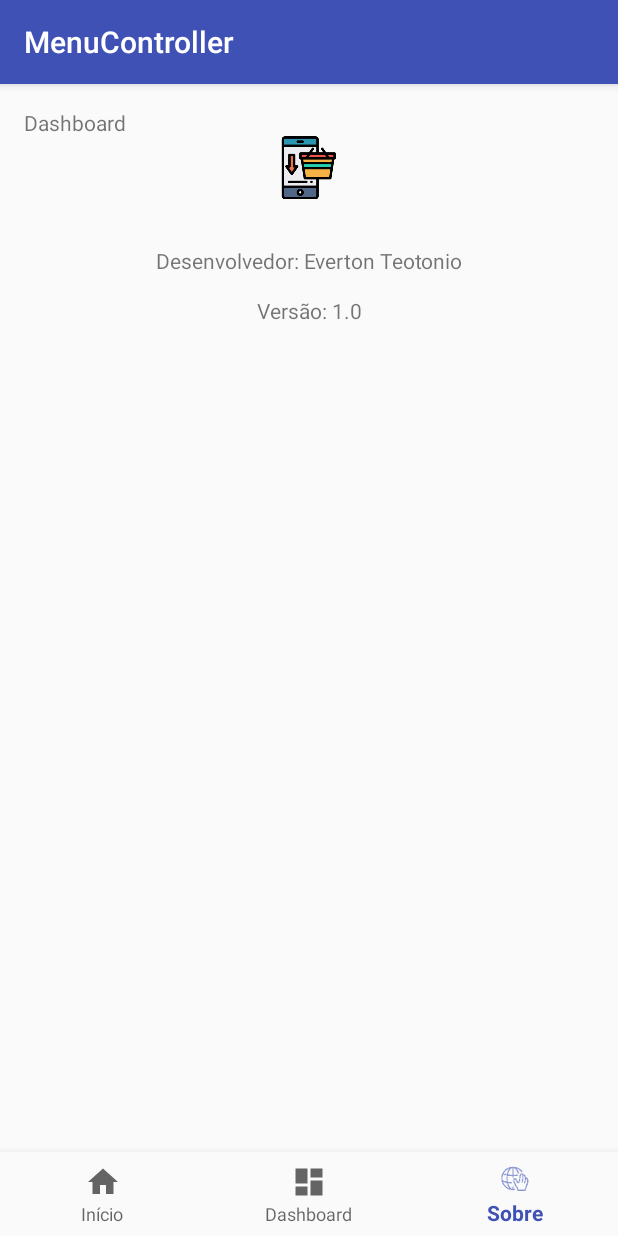
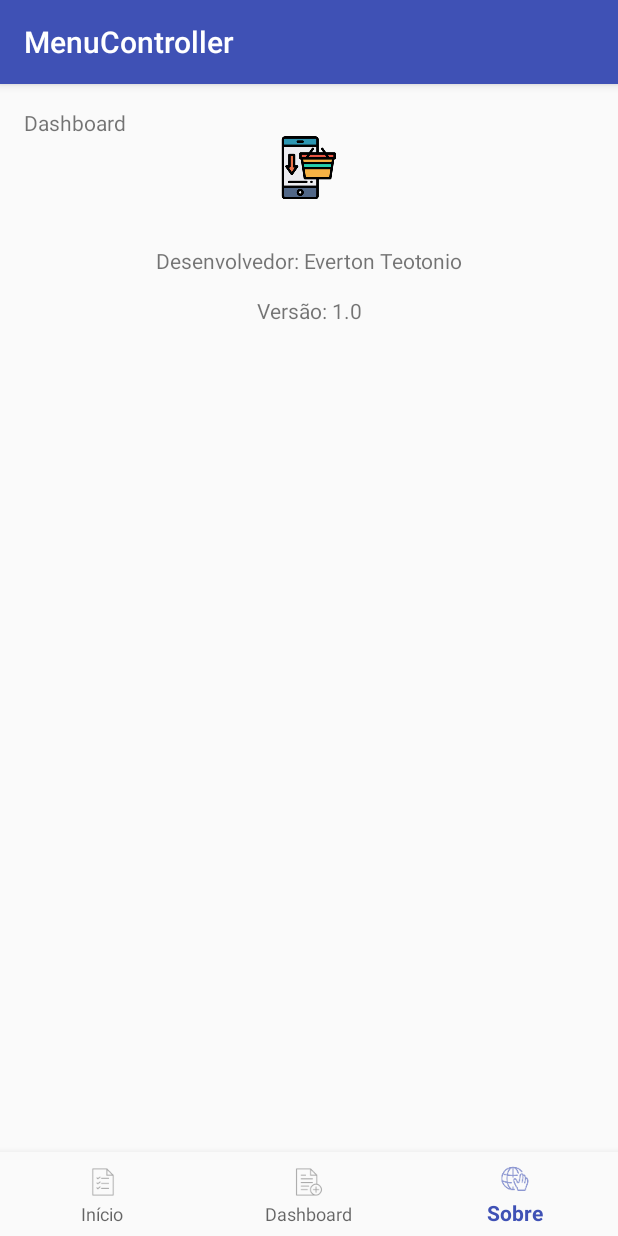
Before and after one commit to evertonteotonio/OrderOfService, an Android app: the screen it shows after launch once a user with an empty profile is signed in (MenuController), item 3 of the bottom bar chosen, on a phone screen of 412 x 824 dp. Run offline under Robolectric (Android 15) with nearby library versions, the phone set to English and light mode, and no system bars; our stand-ins replace Firebase (no records; nobody signed in at launch, a user with empty details on screens opened directly); libraries missing offline, so code that uses them is left out: org.jetbrains.anko; 2 statements that could not run were skipped.

Commit message:
troca de icones

```diff
--- a/app/src/main/res/menu/navigation.xml
+++ b/app/src/main/res/menu/navigation.xml
@@ -3,12 +3,12 @@
 
     <item
         android:id="@+id/navigation_home"
-        android:icon="@drawable/ic_home_black_24dp"
+        android:icon="@drawable/ic_action_list"
         android:title="@string/title_home" />
 
     <item
         android:id="@+id/navigation_dashboard"
-        android:icon="@drawable/ic_dashboard_black_24dp"
+        android:icon="@drawable/ic_action_new_order"
         android:title="@string/title_dashboard" />
 
     <item
```
Also changed, not shown: app/src/main/ic_list-web.png (added), app/src/main/res/drawable-hdpi/ic_action_list.png (added), app/src/main/res/drawable-hdpi/ic_action_new_order.png (added), app/src/main/res/drawable-mdpi/ic_action_list.png (added), app/src/main/res/drawable-mdpi/ic_action_new_order.png (added), app/src/main/res/drawable-xhdpi/ic_action_list.png (added), app/src/main/res/drawable-xhdpi/ic_action_new_order.png (added), app/src/main/res/drawable-xxhdpi/ic_action_list.png (added), app/src/main/res/drawable-xxhdpi/ic_action_new_order.png (added), app/src/main/res/mipmap-hdpi/ic_list.png (added), app/src/main/res/mipmap-mdpi/ic_list.png (added), app/src/main/res/mipmap-xhdpi/ic_list.png (added), app/src/main/res/mipmap-xxhdpi/ic_list.png (added), app/src/main/res/mipmap-xxxhdpi/ic_list.png (added).
